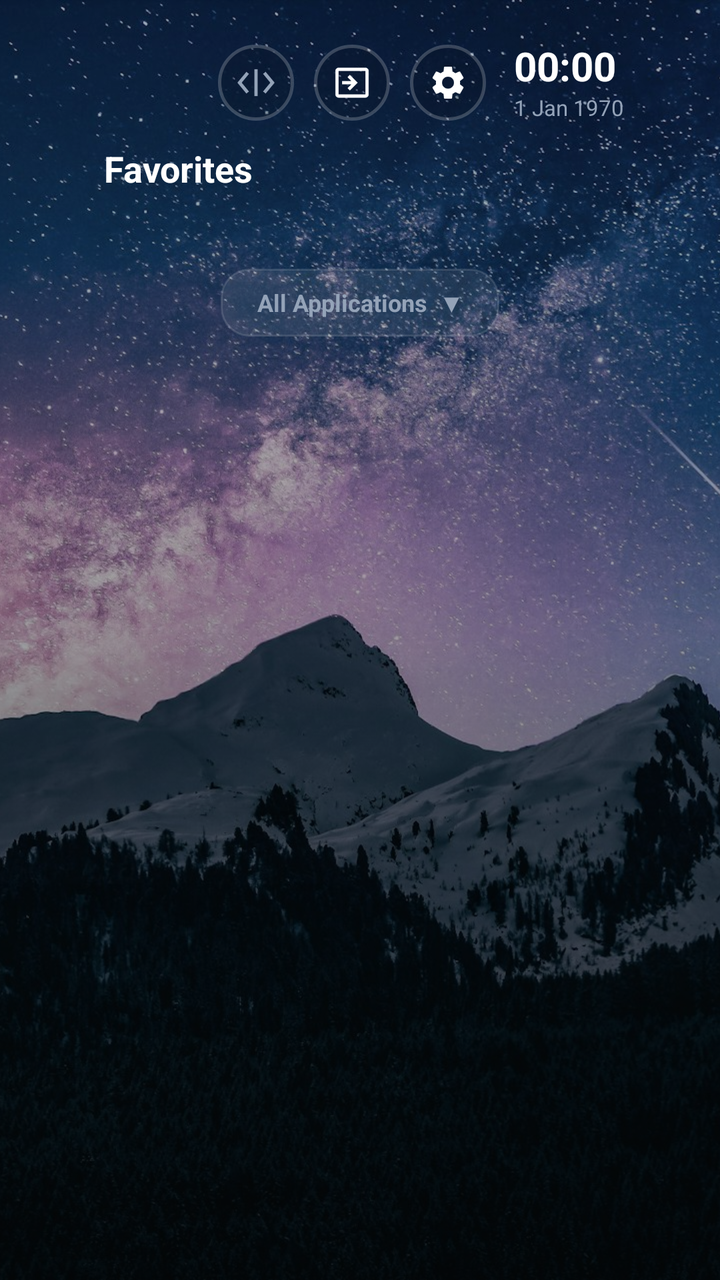
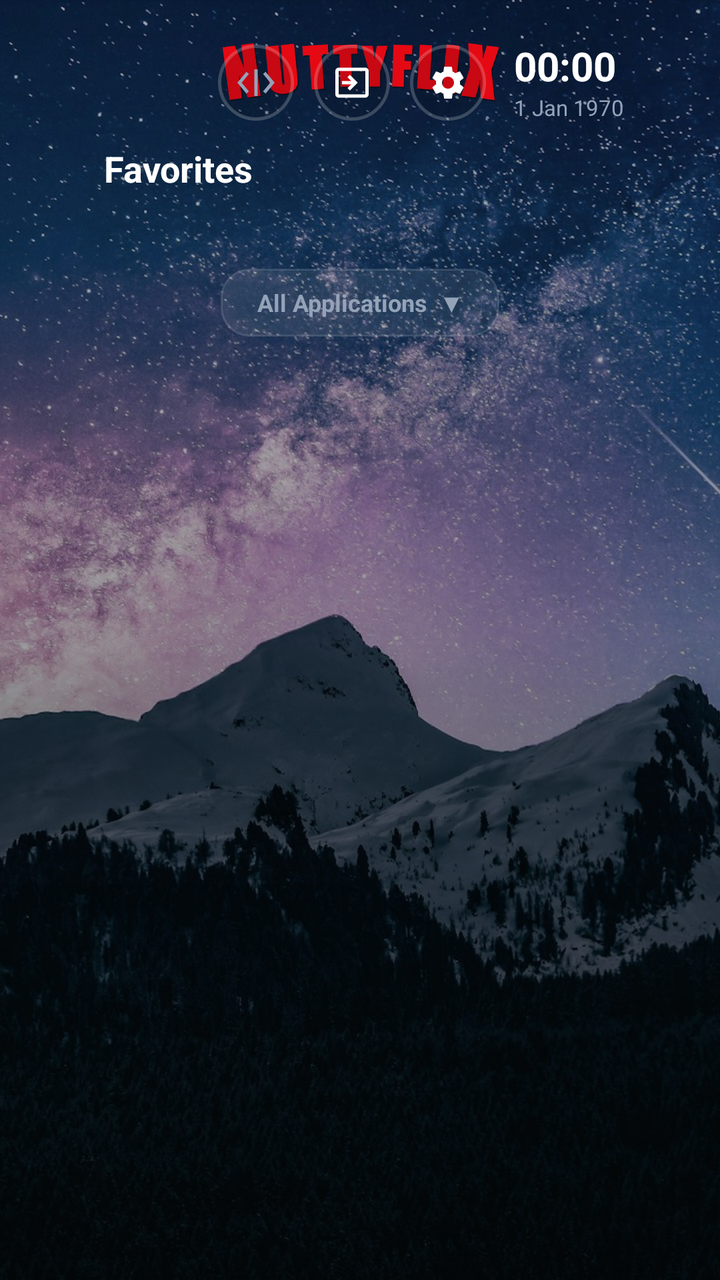

The first picture is an Android layout as it rendered before a commit; the second is the same layout after the commit. The layout source and the unified diff follow.
<!-- AndroidManifest.xml: application theme Theme.AppleTvLauncher -->
<!-- res/layout/activity_main.xml -->
<?xml version="1.0" encoding="utf-8"?>
<FrameLayout xmlns:android="http://schemas.android.com/apk/res/android"
    android:layout_width="match_parent"
    android:layout_height="match_parent"
    android:clipChildren="false"
    android:clipToPadding="false">

    
    <ImageView
        android:id="@+id/img_wallpaper"
        android:layout_width="match_parent"
        android:layout_height="match_parent"
        android:scaleType="centerCrop"
        android:src="@drawable/bg_wallpaper" />

    
    <View
        android:id="@+id/view_overlay"
        android:layout_width="match_parent"
        android:layout_height="match_parent"
        android:background="@drawable/bg_overlay_dark" />

    
    <LinearLayout
        android:id="@+id/top_bar"
        android:layout_width="wrap_content"
        android:layout_height="wrap_content"
        android:layout_gravity="top|end"
        android:layout_marginTop="22dp"
        android:layout_marginEnd="48dp"
        android:clipChildren="false"
        android:clipToPadding="false"
        android:elevation="10dp"
        android:gravity="center_vertical"
        android:orientation="horizontal">

        
        <LinearLayout
            android:id="@+id/tray_inputs"
            android:layout_width="wrap_content"
            android:layout_height="38dp"
            android:layout_marginEnd="10dp"
            android:background="@drawable/dialog_glass_bg"
            android:clipChildren="false"
            android:clipToPadding="false"
            android:gravity="center_vertical"
            android:orientation="horizontal"
            android:paddingStart="8dp"
            android:paddingEnd="8dp"
            android:visibility="gone" />

        
        <LinearLayout
            android:id="@+id/tray_network"
            android:layout_width="wrap_content"
            android:layout_height="38dp"
            android:layout_marginEnd="10dp"
            android:background="@drawable/dialog_glass_bg"
            android:clipChildren="false"
            android:clipToPadding="false"
            android:gravity="center_vertical"
            android:orientation="horizontal"
            android:paddingStart="8dp"
            android:paddingEnd="8dp"
            android:visibility="gone" />

        
        <ImageView
            android:id="@+id/btn_network"
            android:layout_width="38dp"
            android:layout_height="38dp"
            android:layout_marginEnd="10dp"
            android:background="@drawable/btn_settings_selector"
            android:clickable="true"
            android:focusable="true"
            android:focusableInTouchMode="true"
            android:scaleType="centerInside"
            android:src="@drawable/ic_ethernet_connected" />

        
        <ImageView
            android:id="@+id/btn_input"
            android:layout_width="38dp"
            android:layout_height="38dp"
            android:layout_marginEnd="10dp"
            android:background="@drawable/btn_settings_selector"
            android:clickable="true"
            android:focusable="true"
            android:focusableInTouchMode="true"
            android:scaleType="centerInside"
            android:src="@drawable/ic_input_source" />

        
        <ImageView
            android:id="@+id/btn_settings"
            android:layout_width="38dp"
            android:layout_height="38dp"
            android:background="@drawable/btn_settings_selector"
            android:clickable="true"
            android:focusable="true"
            android:focusableInTouchMode="true"
            android:scaleType="centerInside"
            android:src="@drawable/ic_settings_gear" />

        <LinearLayout
            android:layout_width="wrap_content"
            android:layout_height="wrap_content"
            android:layout_marginStart="14dp"
            android:orientation="vertical"
            android:gravity="center_vertical">

            <TextClock
                android:id="@+id/text_clock"
                android:layout_width="wrap_content"
                android:layout_height="wrap_content"
                android:format12Hour="HH:mm"
                android:format24Hour="HH:mm"
                android:includeFontPadding="false"
                android:textColor="#FFFFFFFF"
                android:textSize="20sp"
                android:textStyle="bold" />

            <TextClock
                android:id="@+id/text_date"
                android:layout_width="wrap_content"
                android:layout_height="wrap_content"
                android:layout_marginTop="2dp"
                android:format12Hour="d MMM yyyy"
                android:format24Hour="d MMM yyyy"
                android:includeFontPadding="false"
                android:textColor="#94A3B8"
                android:textSize="11sp" />
        </LinearLayout>
    </LinearLayout>

    
    <ScrollView
        android:id="@+id/main_scroll"
        android:layout_width="match_parent"
        android:layout_height="match_parent"
        android:clipChildren="false"
        android:clipToPadding="false"
        android:paddingStart="48dp"
        android:paddingTop="72dp"
        android:paddingEnd="48dp"
        android:paddingBottom="48dp"
        android:scrollbars="none">

        <LinearLayout
            android:layout_width="match_parent"
            android:layout_height="wrap_content"
            android:clipChildren="false"
            android:clipToPadding="false"
            android:orientation="vertical">

            
            <TextView
                android:layout_width="wrap_content"
                android:layout_height="wrap_content"
                android:layout_marginStart="4dp"
                android:layout_marginBottom="10dp"
                android:text="Favorites"
                android:textColor="#FFFFFFFF"
                android:textSize="18sp"
                android:textStyle="bold" />

            <GridLayout
                android:id="@+id/grid_favorites"
                android:layout_width="wrap_content"
                android:layout_height="wrap_content"
                android:layout_marginBottom="16dp"
                android:clipChildren="false"
                android:clipToPadding="false"
                android:columnCount="6" />

            
            <TextView
                android:id="@+id/btn_toggle_applications"
                android:layout_width="wrap_content"
                android:layout_height="34dp"
                android:layout_gravity="center_horizontal"
                android:layout_marginTop="12dp"
                android:layout_marginBottom="16dp"
                android:background="@drawable/btn_quick_selector"
                android:clickable="true"
                android:focusable="true"
                android:focusableInTouchMode="true"
                android:gravity="center"
                android:paddingStart="18dp"
                android:paddingEnd="18dp"
                android:text="All Applications  ▼"
                android:textColor="#94A3B8"
                android:textSize="12sp"
                android:textStyle="bold" />

            
            <GridLayout
                android:id="@+id/grid_applications"
                android:layout_width="wrap_content"
                android:layout_height="wrap_content"
                android:layout_marginBottom="24dp"
                android:clipChildren="false"
                android:clipToPadding="false"
                android:columnCount="6"
                android:visibility="gone" />

        </LinearLayout>
    </ScrollView>

</FrameLayout>
<!-- resources referenced by this layout -->
<resources>
  <!-- drawable bg_overlay_dark (drawable) -->
  <?xml version="1.0" encoding="utf-8"?>
  <shape xmlns:android="http://schemas.android.com/apk/res/android"
      android:shape="rectangle">
      <gradient
          android:type="linear"
          android:angle="270"
          android:startColor="#40000000"
          android:centerColor="#60000000"
          android:endColor="#B0000000" />
  </shape>
  <!-- drawable btn_quick_selector (drawable) -->
  <?xml version="1.0" encoding="utf-8"?>
  <selector xmlns:android="http://schemas.android.com/apk/res/android">
      <item android:state_focused="true" android:drawable="@drawable/btn_quick_focused" />
      <item android:drawable="@drawable/btn_quick" />
  </selector>
  <!-- drawable dialog_glass_bg (drawable) -->
  <?xml version="1.0" encoding="utf-8"?>
  <shape xmlns:android="http://schemas.android.com/apk/res/android"
      android:shape="rectangle">
      <corners android:radius="18dp" />
      <solid android:color="#F2181C26" />
      <stroke android:width="1.5dp" android:color="#40FFFFFF" />
  </shape>
  <!-- drawable ic_ethernet_connected (drawable) -->
  <vector xmlns:android="http://schemas.android.com/apk/res/android"
      android:width="20dp"
      android:height="20dp"
      android:viewportWidth="24"
      android:viewportHeight="24">
      <path
          android:fillColor="#94A3B8"
          android:pathData="M7.77,6.76L6.23,5.48L0.82,12L6.23,18.52L7.77,17.24L3.41,12L7.77,6.76ZM16.23,17.24L17.77,18.52L23.18,12L17.77,5.48L16.23,6.76L20.59,12L16.23,17.24ZM11,4H13V20H11V4Z" />
  </vector>
  <!-- drawable ic_input_source (drawable) -->
  <vector xmlns:android="http://schemas.android.com/apk/res/android"
      android:width="20dp"
      android:height="20dp"
      android:viewportWidth="24"
      android:viewportHeight="24">
      <path
          android:fillColor="#FFFFFFFF"
          android:pathData="M20,3H4C2.9,3 2,3.9 2,5v14c0,1.1 0.9,2 2,2h16c1.1,0 2,-0.9 2,-2V5C22,3.9 21.1,3 20,3z M20,19H4V5h16V19z M6,13h5.59l-2.3,2.29l1.42,1.42L15.41,12l-4.7,-4.71l-1.42,1.42L11.59,11H6V13z" />
  </vector>
  <style name="Theme.AppleTvLauncher" parent="android:Theme.Material.NoActionBar">
          <item name="android:windowBackground">@drawable/bg_gradient</item>
          <item name="android:windowNoTitle">true</item>
          <item name="android:windowActionBar">false</item>
          <item name="android:windowFullscreen">true</item>
          <item name="android:windowContentOverlay">@null</item>
          <item name="android:colorBackground">@color/bg_bottom</item>
      </style>
  <!-- drawable btn_quick_focused (drawable) -->
  <?xml version="1.0" encoding="utf-8"?>
  <shape xmlns:android="http://schemas.android.com/apk/res/android"
      android:shape="rectangle">
      <corners android:radius="14dp" />
      <solid android:color="#4D6366F1" />
      <stroke android:width="2dp" android:color="#FFFFFFFF" />
  </shape>
  <!-- drawable btn_quick (drawable) -->
  <?xml version="1.0" encoding="utf-8"?>
  <shape xmlns:android="http://schemas.android.com/apk/res/android"
      android:shape="rectangle">
      <corners android:radius="14dp" />
      <solid android:color="#14FFFFFF" />
      <stroke android:width="1dp" android:color="#20FFFFFF" />
  </shape>
  <!-- drawable bg_gradient (drawable) -->
  <?xml version="1.0" encoding="utf-8"?>
  <shape xmlns:android="http://schemas.android.com/apk/res/android"
      android:shape="rectangle">
      <gradient
          android:type="linear"
          android:angle="270"
          android:startColor="#161233"
          android:centerColor="#0D0B1F"
          android:endColor="#06050A" />
  </shape>
  <color name="bg_bottom">#09090C</color>
  <!-- unchanged entries left out for length: 3 -->
</resources>

<!-- the commit's change to res/layout/activity_main.xml (unified diff, before → after) -->
@@ -19,6 +19,17 @@
         android:layout_width="match_parent"
         android:layout_height="match_parent"
         android:background="@drawable/bg_overlay_dark" />
+
+    
+    <ImageView
+        android:id="@+id/img_logo"
+        android:layout_width="200dp"
+        android:layout_height="40dp"
+        android:layout_gravity="top|center_horizontal"
+        android:layout_marginTop="20dp"
+        android:elevation="10dp"
+        android:scaleType="fitCenter"
+        android:src="@drawable/logo_nuttyflix" />
 
     
     <LinearLayout
<!-- resource entries referenced after the edit -->
@@ -45,6 +45,7 @@
           android:fillColor="#FFFFFFFF"
           android:pathData="M20,3H4C2.9,3 2,3.9 2,5v14c0,1.1 0.9,2 2,2h16c1.1,0 2,-0.9 2,-2V5C22,3.9 21.1,3 20,3z M20,19H4V5h16V19z M6,13h5.59l-2.3,2.29l1.42,1.42L15.41,12l-4.7,-4.71l-1.42,1.42L11.59,11H6V13z" />
   </vector>
+  <!-- drawable logo_nuttyflix: png bitmap (drawable-nodpi, 16176 bytes) -->
   <style name="Theme.AppleTvLauncher" parent="android:Theme.Material.NoActionBar">
           <item name="android:windowBackground">@drawable/bg_gradient</item>
           <item name="android:windowNoTitle">true</item>
